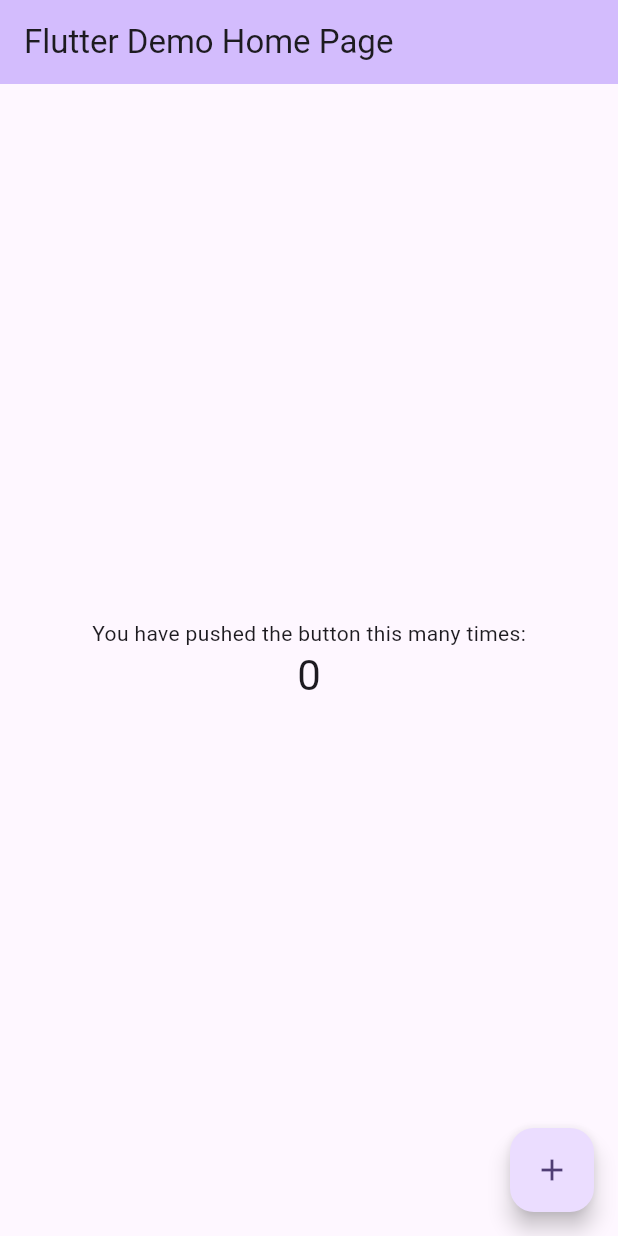
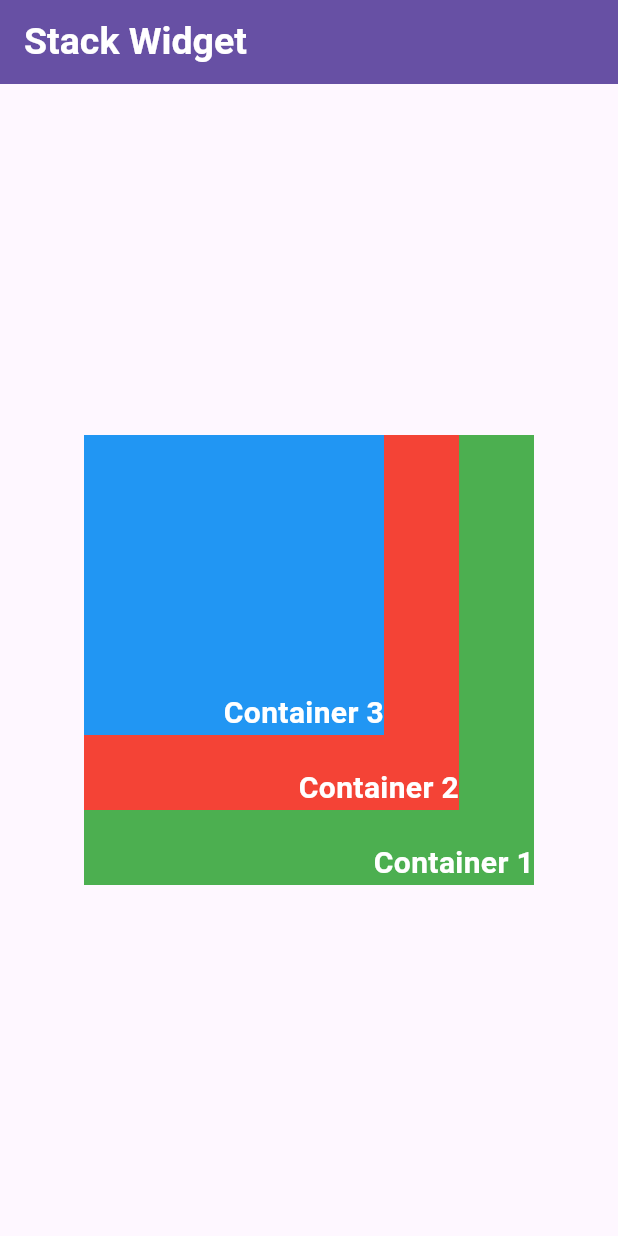
Before and after one commit to alhasann351/stack_widget, a Flutter app: the screen it shows after launch, on a phone screen of 412 x 824 dp. Run offline on Flutter 3.47's test engine with Material 3 defaults, Android fonts, the phone set to English and light mode, and no system bars.

Commit message:
stack added

```diff
--- a/lib/main.dart
+++ b/lib/main.dart
@@ -7,119 +7,82 @@ void main() {
 class MyApp extends StatelessWidget {
   const MyApp({super.key});
 
-  // This widget is the root of your application.
   @override
   Widget build(BuildContext context) {
-    return MaterialApp(
-      title: 'Flutter Demo',
-      theme: ThemeData(
-        // This is the theme of your application.
-        //
-        // TRY THIS: Try running your application with "flutter run". You'll see
-        // the application has a purple toolbar. Then, without quitting the app,
-        // try changing the seedColor in the colorScheme below to Colors.green
-        // and then invoke "hot reload" (save your changes or press the "hot
-        // reload" button in a Flutter-supported IDE, or press "r" if you used
-        // the command line to start the app).
-        //
-        // Notice that the counter didn't reset back to zero; the application
-        // state is not lost during the reload. To reset the state, use hot
-        // restart instead.
-        //
-        // This works for code too, not just values: Most code changes can be
-        // tested with just a hot reload.
-        colorScheme: ColorScheme.fromSeed(seedColor: Colors.deepPurple),
-        useMaterial3: true,
-      ),
-      home: const MyHomePage(title: 'Flutter Demo Home Page'),
+    return const MaterialApp(
+      debugShowCheckedModeBanner: false,
+      home: MyHomePage(),
     );
   }
 }
 
 class MyHomePage extends StatefulWidget {
-  const MyHomePage({super.key, required this.title});
-
-  // This widget is the home page of your application. It is stateful, meaning
-  // that it has a State object (defined below) that contains fields that affect
-  // how it looks.
-
-  // This class is the configuration for the state. It holds the values (in this
-  // case the title) provided by the parent (in this case the App widget) and
-  // used by the build method of the State. Fields in a Widget subclass are
-  // always marked "final".
-
-  final String title;
+  const MyHomePage({super.key});
 
   @override
   State<MyHomePage> createState() => _MyHomePageState();
 }
 
 class _MyHomePageState extends State<MyHomePage> {
-  int _counter = 0;
-
-  void _incrementCounter() {
-    setState(() {
-      // This call to setState tells the Flutter framework that something has
-      // changed in this State, which causes it to rerun the build method below
-      // so that the display can reflect the updated values. If we changed
-      // _counter without calling setState(), then the build method would not be
-      // called again, and so nothing would appear to happen.
-      _counter++;
-    });
-  }
-
   @override
   Widget build(BuildContext context) {
-    // This method is rerun every time setState is called, for instance as done
-    // by the _incrementCounter method above.
-    //
-    // The Flutter framework has been optimized to make rerunning build methods
-    // fast, so that you can just rebuild anything that needs updating rather
-    // than having to individually change instances of widgets.
     return Scaffold(
       appBar: AppBar(
-        // TRY THIS: Try changing the color here to a specific color (to
-        // Colors.amber, perhaps?) and trigger a hot reload to see the AppBar
-        // change color while the other colors stay the same.
-        backgroundColor: Theme.of(context).colorScheme.inversePrimary,
-        // Here we take the value from the MyHomePage object that was created by
-        // the App.build method, and use it to set our appbar title.
-        title: Text(widget.title),
+        backgroundColor: Theme.of(context).primaryColor,
+        title: const Text(
+          'Stack Widget',
+          style: TextStyle(
+              fontWeight: FontWeight.bold, fontSize: 25, color: Colors.white),
+        ),
       ),
       body: Center(
-        // Center is a layout widget. It takes a single child and positions it
-        // in the middle of the parent.
-        child: Column(
-          // Column is also a layout widget. It takes a list of children and
-          // arranges them vertically. By default, it sizes itself to fit its
-          // children horizontally, and tries to be as tall as its parent.
-          //
-          // Column has various properties to control how it sizes itself and
-          // how it positions its children. Here we use mainAxisAlignment to
-          // center the children vertically; the main axis here is the vertical
-          // axis because Columns are vertical (the cross axis would be
-          // horizontal).
-          //
-          // TRY THIS: Invoke "debug painting" (choose the "Toggle Debug Paint"
-          // action in the IDE, or press "p" in the console), to see the
-          // wireframe for each widget.
-          mainAxisAlignment: MainAxisAlignment.center,
-          children: <Widget>[
-            const Text(
-              'You have pushed the button this many times:',
+        child: Stack(
+          children: [
+            Container(
+              color: Colors.green,
+              height: 300,
+              width: 300,
+              alignment: Alignment.bottomRight,
+              child: const Text(
+                'Container 1',
+                style: TextStyle(
+                  fontSize: 20,
+                  fontWeight: FontWeight.bold,
+                  color: Colors.white,
+                ),
+              ),
             ),
-            Text(
-              '$_counter',
-              style: Theme.of(context).textTheme.headlineMedium,
+            Container(
+              color: Colors.red,
+              height: 250,
+              width: 250,
+              alignment: Alignment.bottomRight,
+              child: const Text(
+                'Container 2',
+                style: TextStyle(
+                  fontSize: 20,
+                  fontWeight: FontWeight.bold,
+                  color: Colors.white,
+                ),
+              ),
+            ),
+            Container(
+              color: Colors.blue,
+              height: 200,
+              width: 200,
+              alignment: Alignment.bottomRight,
+              child: const Text(
+                'Container 3',
+                style: TextStyle(
+                  fontSize: 20,
+                  fontWeight: FontWeight.bold,
+                  color: Colors.white,
+                ),
+              ),
             ),
           ],
         ),
       ),
-      floatingActionButton: FloatingActionButton(
-        onPressed: _incrementCounter,
-        tooltip: 'Increment',
-        child: const Icon(Icons.add),
-      ), // This trailing comma makes auto-formatting nicer for build methods.
     );
   }
 }
```
